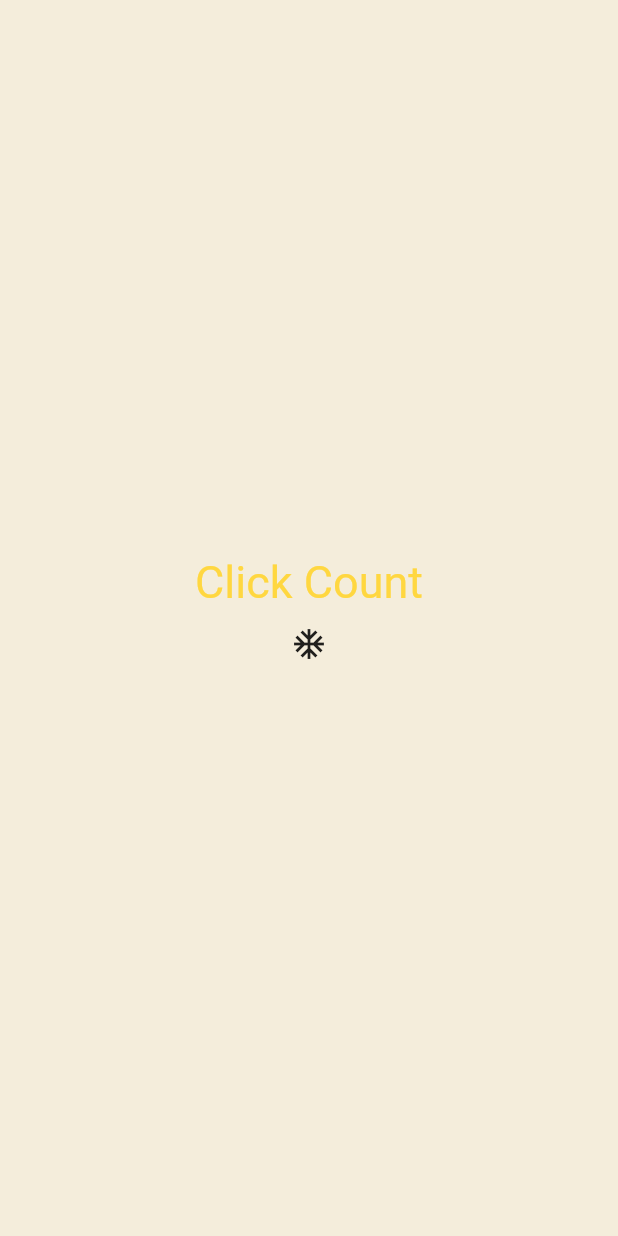
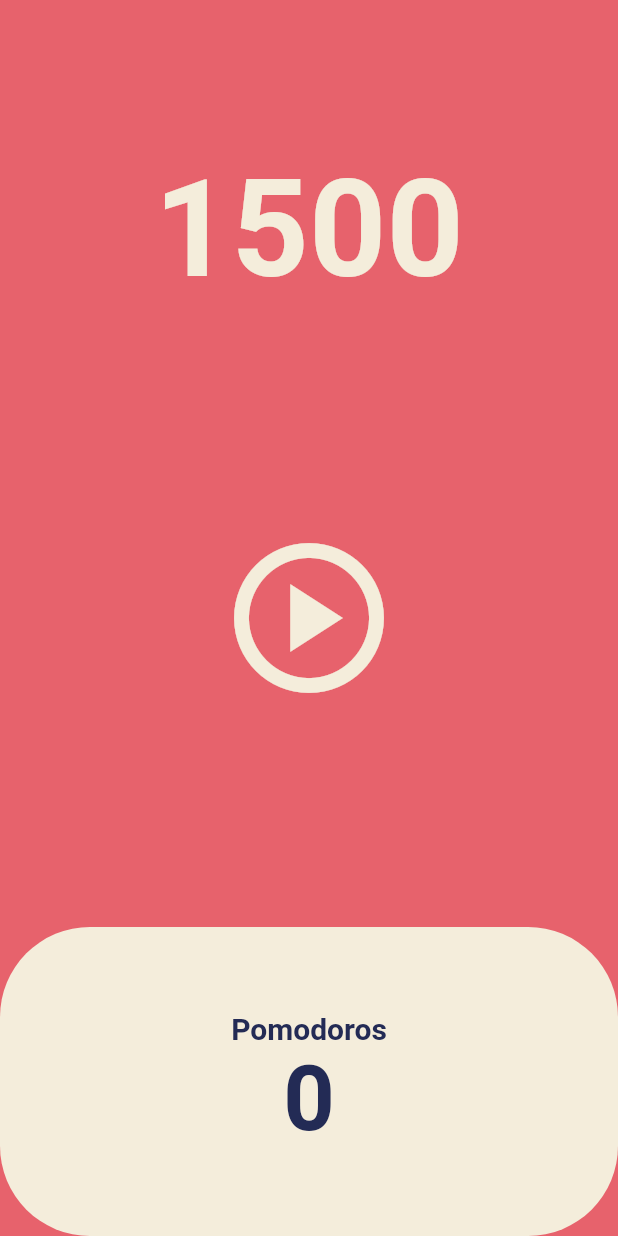
Before and after one commit to aquabuz/flutter-toon, a Flutter app: the screen it shows after launch, on a phone screen of 412 x 824 dp. Run offline on Flutter 3.47's test engine with Material 2 defaults, Android fonts, the phone set to English and light mode, and no system bars.

Commit message:
😶‍🌫️ Pomodoro App

```diff
--- a/lib/main.dart
+++ b/lib/main.dart
@@ -1,90 +1,28 @@
 import 'package:flutter/material.dart';
+import 'package:toonflix/screens/home_screen.dart';
 
 void main() {
   runApp(const App());
 }
 
-class App extends StatefulWidget {
+class App extends StatelessWidget {
   const App({super.key});
-
-  @override
-  State<App> createState() => _AppState();
-}
-
-class _AppState extends State<App> {
-  bool show = true;
-
-  void toggle() {
-    print('toggle');
-    setState(() {
-      show = !show;
-    });
-  }
 
   @override
   Widget build(BuildContext context) {
     return MaterialApp(
       theme: ThemeData(
         textTheme: const TextTheme(
-          titleLarge: TextStyle(
-            color: Colors.amberAccent,
+          displayLarge: TextStyle(
+            color: Color(0xFF232B55),
           ),
         ),
-      ),
-      home: Scaffold(
-        backgroundColor: const Color(0xFFF4EDDB),
-        body: Center(
-          child: Column(
-            mainAxisAlignment: MainAxisAlignment.center,
-            children: [
-              show ? const NewWidget() : const Text('not'),
-              IconButton(
-                onPressed: toggle,
-                icon: const Icon(
-                  Icons.ac_unit,
-                ),
-              ),
-            ],
-          ),
+        cardColor: const Color(0xFFF4EDDB),
+        colorScheme: ColorScheme.fromSwatch(
+          backgroundColor: const Color(0xFFE7626C),
         ),
       ),
+      home: const HomeScreen(),
     );
   }
 }
-
-class NewWidget extends StatefulWidget {
-  const NewWidget({
-    super.key,
-  });
-
-  @override
-  State<NewWidget> createState() => _NewWidgetState();
-}
-
-class _NewWidgetState extends State<NewWidget> {
-  @override
-  void initState() {
-    // TODO: implement initState
-    super.initState();
-    print('init');
-  }
-
-  @override
-  void dispose() {
-    // TODO: implement dispose
-    super.dispose();
-    print('dispose');
-  }
-
-  @override
-  Widget build(BuildContext context) {
-    print('build');
-    return Text(
-      'Click Count',
-      style: TextStyle(
-        fontSize: 30,
-        color: Theme.of(context).textTheme.titleLarge?.color,
-      ),
-    );
-  }
-}
--- /dev/null
+++ b/lib/screens/home_screen.dart
@@ -0,0 +1,104 @@
+import 'dart:async';
+
+import 'package:flutter/material.dart';
+
+class HomeScreen extends StatefulWidget {
+  const HomeScreen({super.key});
+
+  @override
+  State<HomeScreen> createState() => _HomeScreenState();
+}
+
+class _HomeScreenState extends State<HomeScreen> {
+  int totalSeconds = 1500;
+  late Timer timer;
+
+  void onTick(Timer timer) {
+    setState(() {
+      totalSeconds = totalSeconds - 1;
+    });
+  }
+
+  void onStartPressed() {
+    timer = Timer.periodic(
+      const Duration(seconds: 1),
+      onTick,
+    );
+  }
+
+  @override
+  Widget build(BuildContext context) {
+    return Scaffold(
+      backgroundColor: Theme.of(context).colorScheme.background,
+      body: Column(
+        children: [
+          Flexible(
+            flex: 1,
+            child: Container(
+              alignment: Alignment.bottomCenter,
+              child: Text(
+                '$totalSeconds',
+                style: TextStyle(
+                  color: Theme.of(context).cardColor,
+                  fontSize: 90,
+                  fontWeight: FontWeight.w700,
+                ),
+              ),
+            ),
+          ),
+          Flexible(
+            flex: 2,
+            child: Center(
+              child: IconButton(
+                iconSize: 120,
+                color: Theme.of(context).cardColor,
+                onPressed: onStartPressed,
+                icon: const Icon(
+                  Icons.play_circle_outlined,
+                ),
+              ),
+            ),
+          ),
+          Flexible(
+            flex: 1,
+            child: Row(
+              children: [
+                Expanded(
+                  child: Container(
+                    decoration: BoxDecoration(
+                      color: Theme.of(context).cardColor,
+                      borderRadius: BorderRadius.circular(60),
+                    ),
+                    child: Column(
+                      mainAxisAlignment: MainAxisAlignment.center,
+                      children: [
+                        Text(
+                          'Pomodoros',
+                          style: TextStyle(
+                            fontSize: 20,
+                            fontWeight: FontWeight.w600,
+                            color:
+                                Theme.of(context).textTheme.displayLarge!.color,
+                          ),
+                        ),
+                        Text(
+                          '0',
+                          style: TextStyle(
+                            fontSize: 60,
+                            fontWeight: FontWeight.w600,
+                            color:
+                                Theme.of(context).textTheme.displayLarge!.color,
+                          ),
+                        ),
+                      ],
+                    ),
+                  ),
+                ),
+              ],
+            ),
+          ),
+        ],
+      ),
+    );
+  }
+}
```
